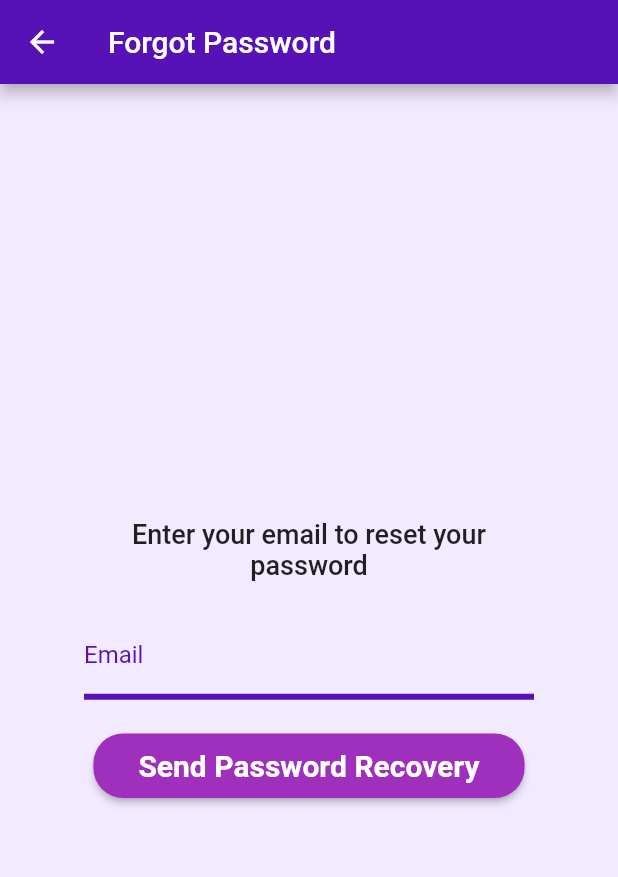
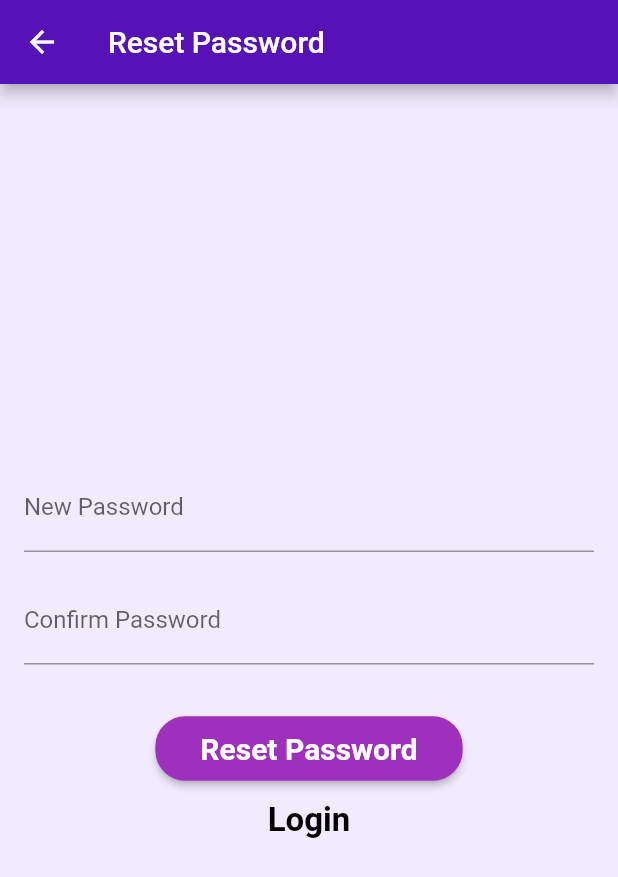
Before and after one commit to Tiffany-P/COP4331FlutterApp, a Flutter app: the ForgotPasswordPage screen opened directly, after a tap on "Send Password Recovery", on a phone screen of 412 x 824 dp. Shown: the top 877 px of the screen. Run offline on Flutter 3.47's test engine with Material 2 defaults, Android fonts, the phone set to English and light mode, and no system bars; our stand-ins replace carousel_slider, shared_preferences; accounts and stored records are empty; network calls fail.

Commit message:
email and password verification

```diff
--- a/frontend/lib/forgotPassword.dart
+++ b/frontend/lib/forgotPassword.dart
@@ -1,6 +1,7 @@
 import 'dart:convert';
 import 'package:http/http.dart' as http;
 import 'package:flutter/material.dart';
+import 'package:quiz_app/resetPassword.dart';
 
 final String apiUrl = 'https://cop4331-27-c6dfafc737d8.herokuapp.com/api/users/login';
 
@@ -10,21 +11,74 @@ class ForgotPasswordPage extends StatefulWidget {
 }
 
 class _ForgotPasswordPageState extends State<ForgotPasswordPage> {
-  TextEditingController emailController = TextEditingController();
+  TextEditingController userController = TextEditingController();
+  String userEmail = '';
 
-  void _sendPassLink() {
+  Future<void> fetchEmail(String userId) async {
+    print('Quiz ID in fetch questions: $userId');
+    const String apiUrl = 'https://cop4331-27-c6dfafc737d8.herokuapp.com/api/users/getemail';
+    try {
+      final response = await http.post(
+        Uri.parse(apiUrl),
+        headers: <String, String>{
+          'Content-Type': 'application/json; charset=UTF-8',
+        },
+        body: jsonEncode({'login': userId}),
+      );
+
+      if (response.statusCode == 200) {
+        final Map<String, dynamic> data = json.decode(response.body);
+
+        print("Get Email Data:");
+        print(data);
+
+        setState(() {
+          // Update the state as needed
+          userEmail = data['result']['Email'];
+        });
+        print("email: $userEmail");
+
+      } else {
+        // Handle the case when no questions are found or an error occurs.
+        // You can show an error message or take appropriate action here.
+        print("error:");
+      }
+    } catch (e) {
+      // Handle network or server connection issues.
+      // You can show an error message or take appropriate action here.
+    }
+  }
+  void _sendPassLink(String userId) {
     // Implement your logic to send a password reset link using the provided email
-    String email = emailController.text;
-    print('Sending password reset link to $email');
+    String login = userController.text;
+    fetchEmail(userId);
+     print('Sending password reset link to $userEmail');
     // Add your API call or other logic here
-    sendEmail(email);
+    String baseUrl =
+          "https://cop4331-27-c6dfafc737d8.herokuapp.com/doreset";
+      Map<String, String> queryParams = {
+        "login": login,
+      };
+
+      List<String> encodedParams = [];
+
+      // Encode each query parameter
+      queryParams.forEach((key, value) {
+        encodedParams.add("$key=${Uri.encodeQueryComponent(value)}");
+      });
+
+      // Construct the URI with encoded query parameters
+      String uriWithParams = "$baseUrl?${encodedParams.join("&")}";
+
+      print("Final URI with encoded query parameters: $uriWithParams");
+      final userLink = uriWithParams;
+      sendEmail(userEmail, userLink);
   }
 
-  void sendEmail(String userEmail) async {
+  void sendEmail(String userEmail, String userLink) async {
     // Replace these values with your Mailjet API key and secret key
     String apiKey = '5ada97d0e87cdefddf373bc99b622fe8';
     String apiSecret = 'da1c2ddf1f7c3ed073aa2080de8bd237';
-    String password = 'pass';
 
     // Create an email payload
     Map<String, dynamic> emailPayload = {
@@ -36,7 +90,7 @@ class _ForgotPasswordPageState extends State<ForgotPasswordPage> {
           ],
           'TemplateLanguage': true,
           'Subject': 'Password Recovery',
-          'TextPart': 'Test Test Password: $password',
+          'TextPart': 'Recover password with link: $userLink',
         }
       ]
     };
@@ -75,16 +129,15 @@ class _ForgotPasswordPageState extends State<ForgotPasswordPage> {
             mainAxisAlignment: MainAxisAlignment.center,
             children: [
               const Text(
-                'Enter your email to reset your password',
+                'Enter the username associated with the account.',
                 style: TextStyle(fontSize: 18.0, fontWeight: FontWeight.w500),
                 textAlign: TextAlign.center,
               ),
               const SizedBox(height: 20.0),
               TextField(
-                controller: emailController,
-                keyboardType: TextInputType.emailAddress,
+                controller: userController,
                 decoration: const InputDecoration(
-                  labelText: 'Email',
+                  labelText: 'Username',
                   enabledBorder: UnderlineInputBorder(
                     borderSide: BorderSide(
                         color: Color.fromARGB(255, 86, 17, 183), width: 4.0),
@@ -94,14 +147,20 @@ class _ForgotPasswordPageState extends State<ForgotPasswordPage> {
                         color: Color.fromARGB(255, 86, 17, 183),
                         width: 4.0), // Set your desired color
                   ),
-                  hintText: 'Enter your email',
+                  hintText: 'Enter your username',
                   labelStyle:
                       TextStyle(color: Color.fromARGB(255, 86, 17, 183)),
                 ),
               ),
               const SizedBox(height: 20.0),
               ElevatedButton(
-                onPressed: _sendPassLink,
+                onPressed: () {
+                    _sendPassLink(userController.text);
+                    Navigator.push(
+                    context,
+                    MaterialPageRoute(builder: (context) => ResetPasswordPage(login2: userController.text)),
+                  );
+                },
                 style: ElevatedButton.styleFrom(
                     primary: Color.fromARGB(255, 158, 48, 189),
                     padding: const EdgeInsets.symmetric(
@@ -121,7 +180,7 @@ class _ForgotPasswordPageState extends State<ForgotPasswordPage> {
   }
 }
 
-void sendEmail() async {
+/*void sendEmail() async {
   // Replace these values with your Mailjet API key and secret key
   String apiKey = '5ada97d0e87cdefddf373bc99b622fe8';
   String apiSecret = 'da1c2ddf1f7c3ed073aa2080de8bd237';
@@ -160,4 +219,4 @@ void sendEmail() async {
   // Print the response
   print('Mailjet API Response: ${response.statusCode}');
   print('Response Body: ${response.body}');
-}
+}*/
--- /dev/null
+++ b/frontend/lib/resetPassword.dart
@@ -0,0 +1,131 @@
+import 'package:flutter/material.dart';
+import 'package:http/http.dart' as http;
+import 'dart:convert';
+
+import 'login.dart';
+
+String login = '';
+class ResetPasswordPage extends StatefulWidget {
+  String login2;
+
+  ResetPasswordPage({super.key, required this.login2}) {
+    login = login2;
+  }
+  @override
+  _ResetPasswordPageState createState() => _ResetPasswordPageState();
+}
+
+
+class _ResetPasswordPageState extends State<ResetPasswordPage> {
+
+  TextEditingController _passwordController = TextEditingController();
+  TextEditingController _confirmPasswordController = TextEditingController();
+
+  Future<void> doReset(String userId, String newPassword) async {
+    print('Quiz ID in fetch questions: $userId');
+    const String apiUrl = 'https://cop4331-27-c6dfafc737d8.herokuapp.com/api/users/recovery';
+    try {
+      final response = await http.post(
+        Uri.parse(apiUrl),
+        headers: <String, String>{
+          'Content-Type': 'application/json; charset=UTF-8',
+        },
+        body: jsonEncode({'login': userId, 'newPassword': newPassword}),
+      );
+
+      if (response.statusCode == 200) {
+        final Map<String, dynamic> data = json.decode(response.body);
+
+        print("Get Recovery Data: $data");
+
+
+      } else {
+        // Handle the case when no questions are found or an error occurs.
+        // You can show an error message or take appropriate action here.
+        print("error:");
+      }
+    } catch (e) {
+      // Handle network or server connection issues.
+      // You can show an error message or take appropriate action here.
+    }
+  }
+  void _resetPassword() {
+    // Implement your password reset logic here
+
+    String newPassword = _passwordController.text;
+    String confirmPassword = _confirmPasswordController.text;
+
+    if (newPassword == confirmPassword) {
+      // Passwords match, proceed with the reset logic
+      // For example, you can call an API to update the password
+      print("calling reset");
+      doReset(login, newPassword);
+
+      print("Password reset successful");
+      ScaffoldMessenger.of(context).showSnackBar(const SnackBar(
+          content: Text("Password Updated"),
+        ));
+    } else {
+      // Passwords do not match, show an error message
+      print("Passwords do not match");
+    }
+
+  }
+
+  @override
+  Widget build(BuildContext context) {
+    return Scaffold(
+      appBar: AppBar(
+        title: Text('Reset Password'),
+        backgroundColor: Color.fromARGB(255, 86, 17, 183),
+      ),
+      body: Padding(
+        padding: const EdgeInsets.all(16.0),
+        child: Column(
+          mainAxisAlignment: MainAxisAlignment.center,
+          children: [
+            TextField(
+              controller: _passwordController,
+              obscureText: true,
+              decoration: InputDecoration(labelText: 'New Password'),
+            ),
+            SizedBox(height: 16.0),
+            TextField(
+              controller: _confirmPasswordController,
+              obscureText: true,
+              decoration: InputDecoration(labelText: 'Confirm Password'),
+            ),
+            SizedBox(height: 32.0),
+            ElevatedButton(
+              onPressed: _resetPassword,
+              style: ElevatedButton.styleFrom(
+                    primary: Color.fromARGB(255, 158, 48, 189),
+                    padding: const EdgeInsets.symmetric(
+                        horizontal: 30, vertical: 10),
+                    shape: RoundedRectangleBorder(
+                      borderRadius: BorderRadius.circular(20),
+                    ),
+                    textStyle: const TextStyle(
+                        fontSize: 20, fontWeight: FontWeight.bold)),
+              child: Text('Reset Password'),
+            ),
+            TextButton(
+              onPressed: () {
+                Navigator.push(
+                  context,
+                  MaterialPageRoute(builder: (context) => LoginPage()),
+                );
+              },
+              child: const Text('Login',
+                  style: TextStyle(
+                    fontSize: 22,
+                    fontWeight: FontWeight.bold,
+                    color: Color.fromRGBO(0, 0, 0, 1),
+                  )),
+            ),
+          ],
+        ),
+      ),
+    );
+  }
+}
```
Also changed, not shown: frontend/lib/register.dart (+22 -54 lines), frontend/lib/verifyEmail.dart (added, +141 -0 lines).
